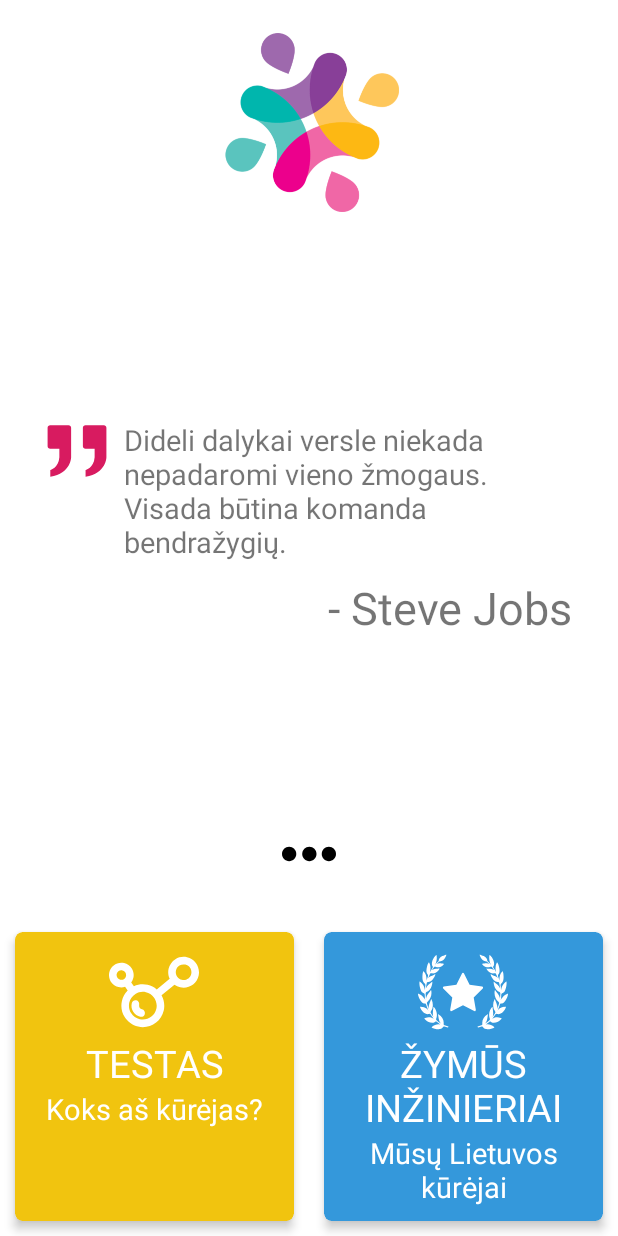
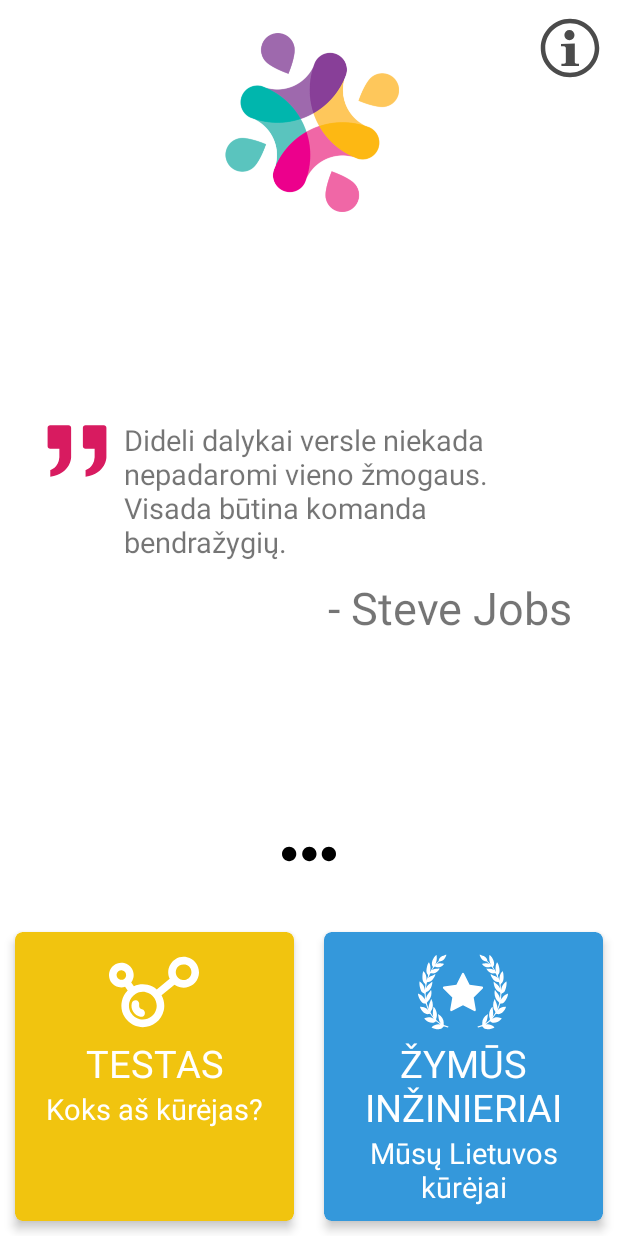
Before and after one commit to benasmi/KoksAsIsradejas, an Android app: the layout activity_main_screen.xml on its own in the app's theme, with its tools: preview values and no code run, on a phone screen of 412 x 824 dp. Run offline under Robolectric (Android 15) with nearby library versions, the phone set to English and light mode, and no system bars.

Commit message:
Info box

```diff
--- a/app/build.gradle
+++ b/app/build.gradle
@@ -26,8 +26,8 @@ android {
         applicationId "com.isradejas.mbproductions.koksairadjas"
         minSdkVersion 21
         targetSdkVersion 28
-        versionCode 1
-        versionName "1.0"
+        versionCode 2
+        versionName "1.0.0"
         testInstrumentationRunner "androidx.test.runner.AndroidJUnitRunner"
     }
     buildTypes {
--- /dev/null
+++ b/app/src/main/res/drawable/ic_info.xml
@@ -0,0 +1,6 @@
+<vector android:height="24dp" android:viewportHeight="160"
+    android:viewportWidth="160" android:width="24dp" xmlns:android="http://schemas.android.com/apk/res/android">
+    <path android:fillColor="#4b4b4b" android:pathData="m80,15c-35.88,0 -65,29.12 -65,65s29.12,65 65,65 65,-29.12 65,-65 -29.12,-65 -65,-65zM80,25c30.36,0 55,24.64 55,55s-24.64,55 -55,55 -55,-24.64 -55,-55 24.64,-55 55,-55z"/>
+    <path android:fillColor="#4b4b4b" android:pathData="m89.998,51.251a11.25,11.25 89.968,1 1,-22.5 0,11.25 11.25,89.968 1,1 22.5,0z"/>
+    <path android:fillColor="#4b4b4b" android:pathData="m90.665,110.96c-0.069,2.73 1.211,3.5 4.327,3.82l5.008,0.1v5.12h-39.073v-5.12l5.503,-0.1c3.291,-0.1 4.082,-1.38 4.327,-3.82v-30.813c0.035,-4.879 -6.296,-4.113 -10.757,-3.968v-5.074l30.665,-1.105"/>
+</vector>
--- a/app/src/main/res/layout/activity_main_screen.xml
+++ b/app/src/main/res/layout/activity_main_screen.xml
@@ -18,6 +18,16 @@
         android:background="@drawable/icon"
         app:layout_constraintEnd_toEndOf="parent"
         app:layout_constraintStart_toStartOf="parent"
+        app:layout_constraintTop_toTopOf="parent" />
+
+    <ImageView
+        android:layout_width="48dp"
+        android:layout_height="48dp"
+        android:layout_marginTop="8dp"
+        android:layout_marginEnd="8dp"
+        android:id="@+id/info_btn"
+        android:src="@drawable/ic_info"
+        app:layout_constraintEnd_toEndOf="parent"
         app:layout_constraintTop_toTopOf="parent" />
 
     <LinearLayout
--- a/app/src/main/res/values/strings.xml
+++ b/app/src/main/res/values/strings.xml
@@ -1,3 +1,4 @@
 <resources>
     <string name="app_name">Koks aš išradėjas?</string>
+    <string name="about_text">Kauno miesto savivaldybės Vinco Kudirkos viešoji biblioteka, partneriaudama kartu su VšĮ Robotikos mokykla, UAB Gaminu ir internetinės mokslo populiarinimo televizijos Mokslo sriuba pagalba pristato profesinio orientavimo interviu aplikaciją \n\n Aplikacijos tikslas patogiu būdu, keliaujant, pertraukų metu, išklausyti pasisekimo sulaukusių Lietuvos inžinierių interviu, kuriuose jie dalinasi savo gyvenimo patirtimi, keliu į sėkmę, patarimais ir pamąstymais apie ateitį. \n\nTikimės, kad aplikacija asmenišku profesionalių inžinierių kreipimusi į jaunąją kartą padės jiems sugalvoti, kuo tapti, ir kokiais žingsniais pradėti tuo duomėtis.</string>
 </resources>
```
Also changed, not shown: app/src/main/java/com/isradejas/mbproductions/koksairadjas/MainScreen.kt (+32 -0 lines), app/src/main/res/layout/custom_dialog.xml (added, +63 -0 lines), app/src/main/res/drawable/biblioteka.png (added), app/src/main/res/drawable/gaminu.png (added), app/src/main/res/drawable/laiptai.gif (added), app/src/main/res/drawable/rm.jpg (added), 1 other file.
